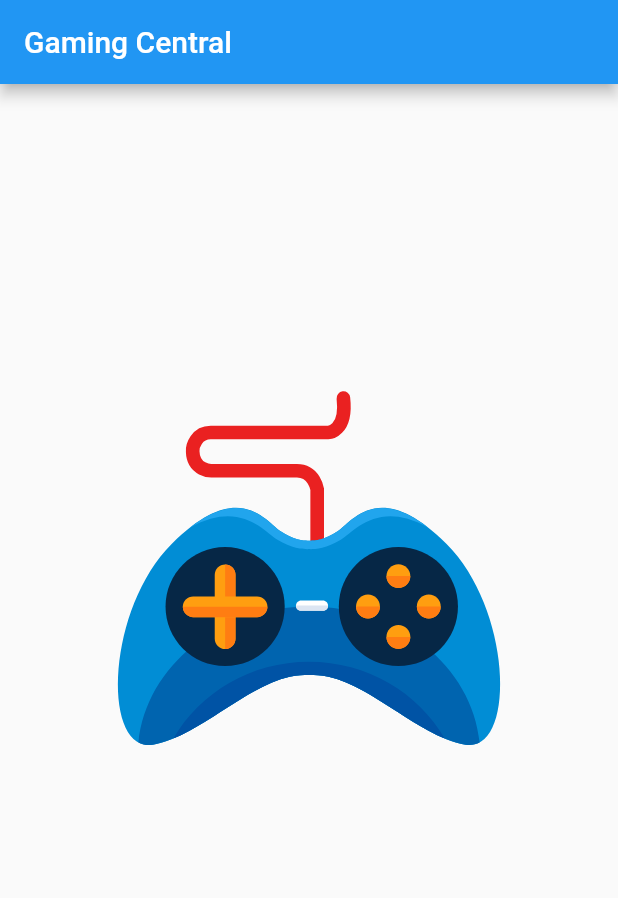
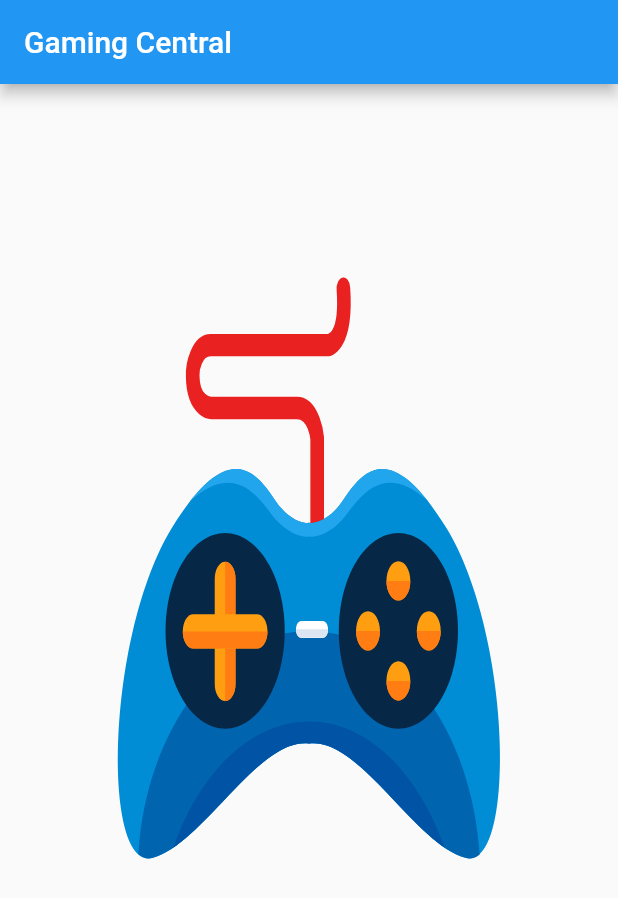
Before and after one commit to JsantanaRoman/Flut_Test, a Flutter app: the screen it shows after launch, on a phone screen of 412 x 824 dp. Shown: the top 898 px of the screen. Run offline on Flutter 3.47's test engine with Material 2 defaults, Android fonts, the phone set to English and light mode, and no system bars; our stand-ins replace go_router, lottie, webview_flutter.

Commit message:
add size constraint to image

```diff
--- a/lib/ui/screens/start.dart
+++ b/lib/ui/screens/start.dart
@@ -26,7 +26,13 @@ class StartScreen extends StatelessWidget {
             crossAxisAlignment: CrossAxisAlignment.stretch,
             children: <Widget>[
               Expanded(
-                  child: Lottie.asset('assets/animations/controller.json')),
+                child: Lottie.asset(
+                  'assets/animations/controller.json',
+                  width: 200,
+                  height: 200,
+                  fit: BoxFit.fill,
+                ),
+              ),
               SampleButton(
                 text: "Log in",
                 onPressed: () async {
```
